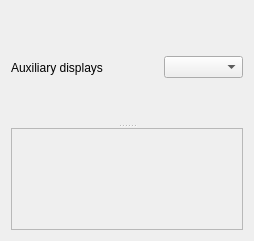
Above: mqt/MqtLogger/StackedInfoFrame.ui from Rsclub22/Minos2-Mirror before the change. Below: the same form after it.
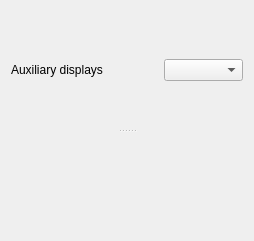
That is the form after the change. Custom widgets are drawn as their Qt base class.

Commit message: Remove lots of frame lines

```diff
--- a/mqt/MqtLogger/StackedInfoFrame.ui
+++ b/mqt/MqtLogger/StackedInfoFrame.ui
@@ -25,7 +25,7 @@
      <property name="orientation">
       <enum>Qt::Vertical</enum>
      </property>
-     <widget class="QWidget" name="">
+     <widget class="QWidget" name="layoutWidget">
       <layout class="QHBoxLayout" name="horizontalLayout">
        <item>
         <widget class="QLabel" name="label_2">
@@ -66,10 +66,13 @@
      </widget>
      <widget class="QFrame" name="stackFrame">
       <property name="frameShape">
-       <enum>QFrame::StyledPanel</enum>
+       <enum>QFrame::NoFrame</enum>
       </property>
       <property name="frameShadow">
-       <enum>QFrame::Raised</enum>
+       <enum>QFrame::Plain</enum>
+      </property>
+      <property name="lineWidth">
+       <number>0</number>
       </property>
       <layout class="QVBoxLayout" name="verticalLayout">
        <item>
```
The commit also changes 17 other files.
